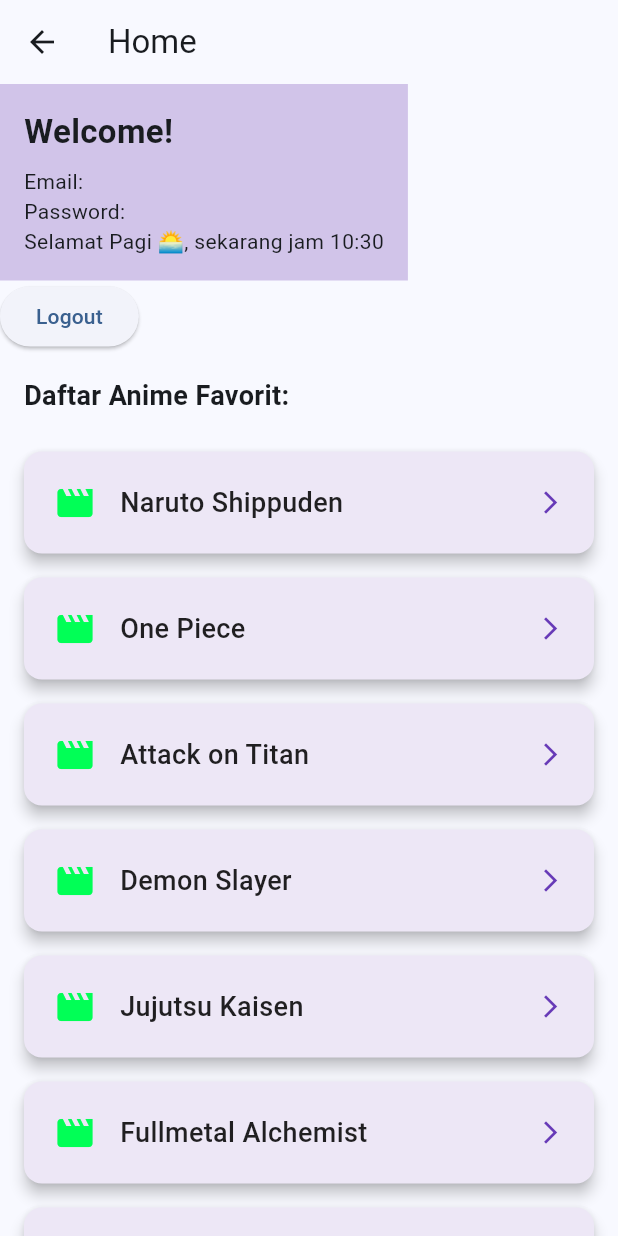
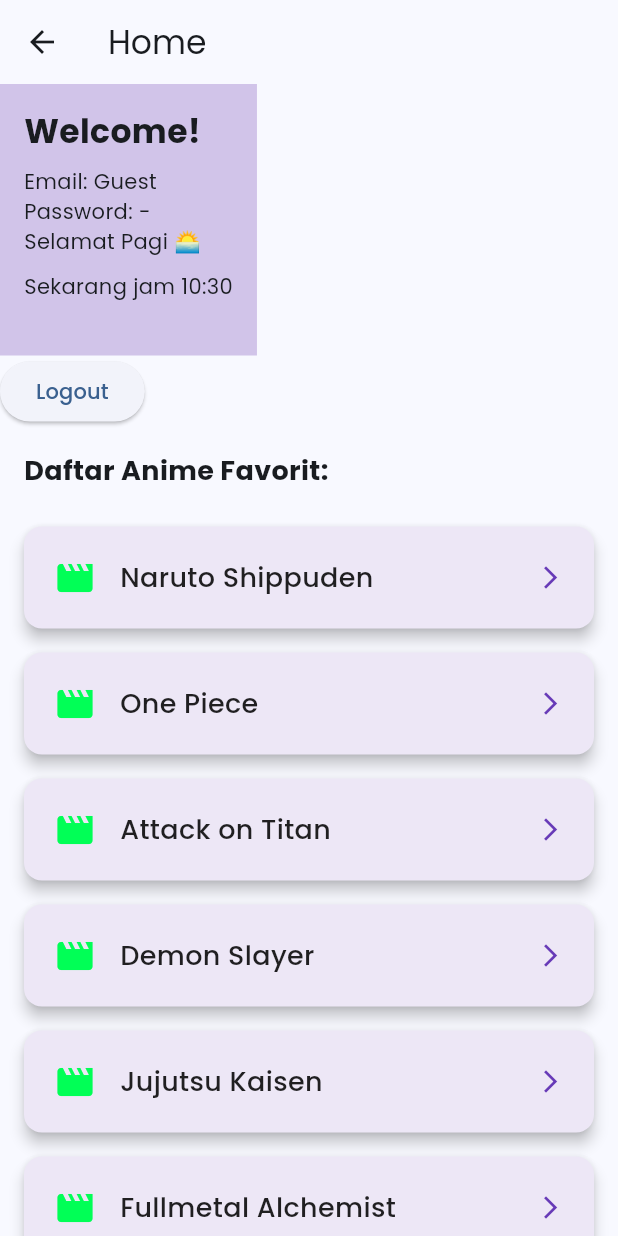
Before and after one commit to Ngoding-Gak-Jadi/belajar_flutter, a Flutter app: the MyHomePage screen opened by its route, on a phone screen of 412 x 824 dp. Run offline on Flutter 3.47's test engine with Material 3 defaults, Android fonts, the light colour scheme and no system bars; our stand-ins replace flutter_signin_button.

Commit message:
update fonts

```diff
--- a/lib/main.dart
+++ b/lib/main.dart
@@ -18,13 +18,14 @@
       theme: ThemeData(
         useMaterial3: true,
         colorScheme: ColorScheme.fromSeed(seedColor: const Color(0xFF1a94ff)),
+        fontFamily: 'Poppins',
       ),
       initialRoute: '/',
       routes: {
         '/': (context) => const SplashScreen(),
         '/login': (context) => const LoginScreen(),
         '/signin': (context) => const SigninScreen(),
-        '/home': (context) => MyHomePage(userEmail: '', userPass: ''),
+        '/home': (context) => MyHomePage(userEmail: 'Guest', userPass: '-'),
       },
     );
   }
--- a/lib/page.dart
+++ b/lib/page.dart
@@ -17,7 +17,7 @@
     "My Hero Academia",
   ];
 
-  String greetingMessage() {
+  Map<String, String> greetingMessage() {
     DateTime now = DateTime.now();
     int hour = now.hour;
     String formattedTime =
@@ -35,13 +35,14 @@
       greeting = "Selamat Malam 🌙";
     }
 
-    return "$greeting, sekarang jam $formattedTime";
+    return {"greeting": greeting, "time": formattedTime};
   }
 
   MyHomePage({super.key, required this.userEmail, required this.userPass});
 
   @override
   Widget build(BuildContext context) {
+    final message = greetingMessage();
     return Scaffold(
       appBar: AppBar(title: const Text("Home")),
       body: Column(
@@ -55,13 +56,15 @@
               children: [
                 const Text(
                   "Welcome!",
-                  style: TextStyle(fontSize: 22, fontWeight: FontWeight.bold),
+                  style: TextStyle(fontSize: 22, fontWeight: FontWeight.w700),
                 ),
                 const SizedBox(height: 8),
                 Text("Email: $userEmail"),
                 Text("Password: $userPass"),
-                Text(greetingMessage()),
-
+                Text(message["greeting"]!),
+                const SizedBox(height: 10),
+                Text("Sekarang jam ${message["time"]}"),
+                const SizedBox(height: 20),
               ],
             ),
           ),
--- a/lib/splash_screen.dart
+++ b/lib/splash_screen.dart
@@ -38,7 +38,7 @@
                 const SizedBox(height: 30),
                 const Text(
                   'WELCOME!',
-                  style: TextStyle(fontSize: 40, fontWeight: FontWeight.bold),
+                  style: TextStyle(fontSize: 40, fontWeight: FontWeight.bold, fontFamily: 'Anja'),
                   textAlign: TextAlign.center,
                 ),
               ],
```
Also changed, not shown: pubspec.yaml (+51 -0 lines), assets/fonts/AnjaEliane.ttf (added).
